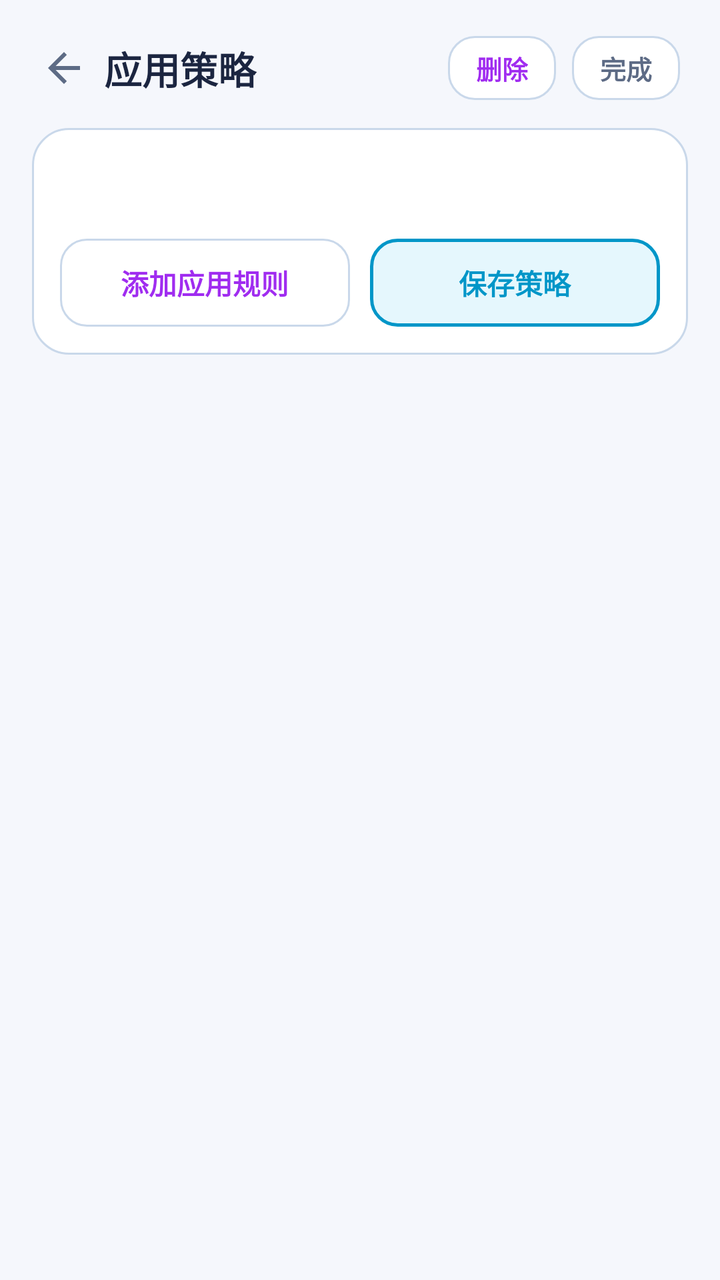
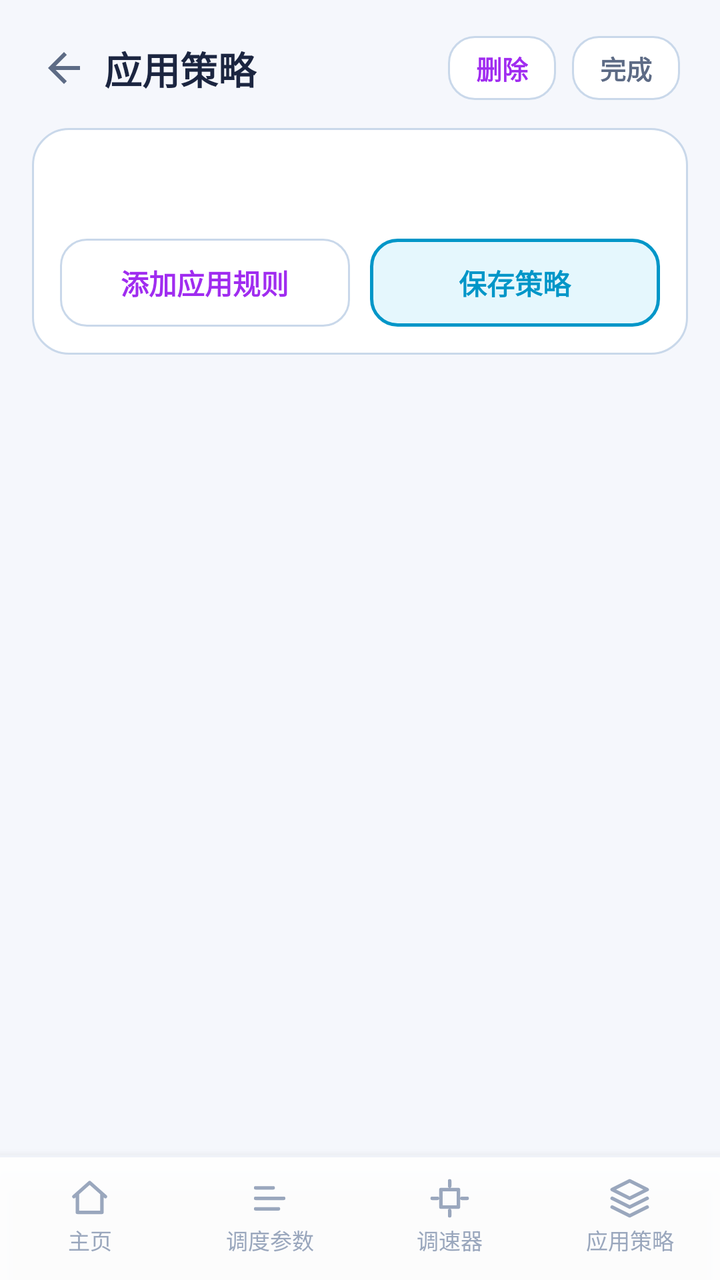

Before-and-after screenshots of an Android layout around one commit, followed by the original layout XML and the change that was made.
<!-- AndroidManifest.xml: application theme AppTheme -->
<!-- res/layout/activity_mode.xml -->
<?xml version="1.0" encoding="utf-8"?>
<LinearLayout xmlns:android="http://schemas.android.com/apk/res/android"
    android:layout_width="match_parent"
    android:layout_height="match_parent"
    android:orientation="vertical">

    
    <LinearLayout
        android:layout_width="match_parent"
        android:layout_height="wrap_content"
        android:orientation="horizontal"
        android:gravity="center_vertical"
        android:paddingStart="12dp"
        android:paddingEnd="20dp"
        android:paddingTop="14dp"
        android:paddingBottom="10dp">

        <ImageView
            android:id="@+id/btnBack"
            android:layout_width="40dp"
            android:layout_height="40dp"
            android:padding="8dp"
            android:src="@drawable/ic_back"
            android:background="?android:attr/selectableItemBackgroundBorderless"
            android:contentDescription="返回" />

        <TextView
            android:layout_width="0dp"
            android:layout_height="wrap_content"
            android:layout_weight="1"
            android:text="应用策略"
            android:textColor="@color/textPrimary"
            android:textSize="19sp"
            android:textStyle="bold" />

        <TextView
            android:id="@+id/btnDeleteMode"
            android:layout_width="wrap_content"
            android:layout_height="32dp"
            android:gravity="center"
            android:paddingStart="14dp"
            android:paddingEnd="14dp"
            android:background="@drawable/bg_tab"
            android:text="删除"
            android:textColor="@color/magenta"
            android:textSize="13sp"
            android:textStyle="bold" />

        <View
            android:layout_width="8dp"
            android:layout_height="1dp" />

        <TextView
            android:id="@+id/btnDoneMode"
            android:layout_width="wrap_content"
            android:layout_height="32dp"
            android:gravity="center"
            android:paddingStart="14dp"
            android:paddingEnd="14dp"
            android:background="@drawable/bg_tab"
            android:text="完成"
            android:textColor="@color/textSecondary"
            android:textSize="13sp"
            android:textStyle="bold" />
    </LinearLayout>

    <ScrollView
        android:layout_width="match_parent"
        android:layout_height="match_parent"
        android:scrollbars="none"
        android:overScrollMode="never">

        <LinearLayout
            android:layout_width="match_parent"
            android:layout_height="wrap_content"
            android:orientation="vertical"
            android:paddingStart="16dp"
            android:paddingEnd="16dp"
            android:paddingBottom="28dp">

            
            <LinearLayout
                android:layout_width="match_parent"
                android:layout_height="wrap_content"
                android:orientation="vertical"
                android:background="@drawable/bg_card"
                android:padding="14dp">

                <TextView
                    android:id="@+id/ruleHint"
                    android:layout_width="wrap_content"
                    android:layout_height="wrap_content"
                    android:layout_marginTop="3dp"
                    android:text=""
                    android:textColor="@color/textSecondary"
                    android:textSize="12sp" />

                <LinearLayout
                    android:id="@+id/ruleBox"
                    android:layout_width="match_parent"
                    android:layout_height="wrap_content"
                    android:layout_marginTop="10dp"
                    android:orientation="vertical" />

                <LinearLayout
                    android:layout_width="match_parent"
                    android:layout_height="wrap_content"
                    android:layout_marginTop="12dp"
                    android:orientation="horizontal">

                    <TextView
                        android:id="@+id/addRuleBtn"
                        android:layout_width="0dp"
                        android:layout_height="44dp"
                        android:layout_weight="1"
                        android:gravity="center"
                        android:background="@drawable/bg_tab"
                        android:text="添加应用规则"
                        android:textColor="@color/magenta"
                        android:textSize="14sp"
                        android:textStyle="bold" />

                    <View
                        android:layout_width="10dp"
                        android:layout_height="1dp" />

                    <TextView
                        android:id="@+id/saveRuleBtn"
                        android:layout_width="0dp"
                        android:layout_height="44dp"
                        android:layout_weight="1"
                        android:gravity="center"
                        android:background="@drawable/bg_tab_sel"
                        android:text="保存策略"
                        android:textColor="@color/accent"
                        android:textSize="14sp"
                        android:textStyle="bold" />
                </LinearLayout>
            </LinearLayout>
        </LinearLayout>
    </ScrollView>
</LinearLayout>
<!-- resources referenced by this layout -->
<resources>
  <color name="accent">#0096C8</color>
  <color name="magenta">#A02CF0</color>
  <color name="textPrimary">#1B2540</color>
  <color name="textSecondary">#5D6B85</color>
  <!-- drawable bg_card (drawable) -->
  <?xml version="1.0" encoding="utf-8"?>
  <shape xmlns:android="http://schemas.android.com/apk/res/android">
      <solid android:color="@color/bgCard" />
      <corners android:radius="18dp" />
      <stroke android:width="1dp" android:color="@color/bgCardStroke" />
  </shape>
  <!-- drawable bg_tab (drawable) -->
  <?xml version="1.0" encoding="utf-8"?>
  <shape xmlns:android="http://schemas.android.com/apk/res/android">
      <solid android:color="@color/bgCard" />
      <corners android:radius="13dp" />
      <stroke android:width="1dp" android:color="@color/bgCardStroke" />
  </shape>
  <!-- drawable bg_tab_sel (drawable) -->
  <?xml version="1.0" encoding="utf-8"?>
  <shape xmlns:android="http://schemas.android.com/apk/res/android">
      <solid android:color="@color/accentSoft" />
      <corners android:radius="13dp" />
      <stroke android:width="1.5dp" android:color="@color/accent" />
  </shape>
  <!-- drawable ic_back (drawable) -->
  <?xml version="1.0" encoding="utf-8"?>
  <vector xmlns:android="http://schemas.android.com/apk/res/android"
      android:width="24dp" android:height="24dp"
      android:viewportWidth="24" android:viewportHeight="24">
      <path android:fillColor="#5D6B85"
          android:pathData="M20,11H7.83l5.59,-5.59L12,4l-8,8 8,8 1.41,-1.41L7.83,13H20v-2z" />
  </vector>
  <color name="bgCard">#FFFFFF</color>
  <color name="bgCardStroke">#C9D8EA</color>
  <color name="accentSoft">#E5F7FD</color>
  <color name="bg">#F5F7FC</color>
  <color name="textDim">#9AA7BD</color>
  <!-- unchanged entries left out for length: 1 -->
</resources>

<!-- the commit's change to res/layout/activity_mode.xml (unified diff, before → after) -->
@@ -66,7 +66,8 @@
 
     <ScrollView
         android:layout_width="match_parent"
-        android:layout_height="match_parent"
+        android:layout_height="0dp"
+        android:layout_weight="1"
         android:scrollbars="none"
         android:overScrollMode="never">
 
@@ -139,4 +140,150 @@
             </LinearLayout>
         </LinearLayout>
     </ScrollView>
+
+    
+    <include layout="@layout/view_bottom_nav" />
 </LinearLayout>
+<!-- res/layout/view_bottom_nav.xml (included above) -->
+<?xml version="1.0" encoding="utf-8"?>
+<LinearLayout xmlns:android="http://schemas.android.com/apk/res/android"
+    android:id="@+id/bottomNav"
+    android:layout_width="match_parent"
+    android:layout_height="wrap_content"
+    android:orientation="vertical"
+    android:background="#F2FFFFFF"
+    android:elevation="8dp">
+
+    <View
+        android:layout_width="match_parent"
+        android:layout_height="1dp"
+        android:background="@color/divider" />
+
+    <LinearLayout
+        android:layout_width="match_parent"
+        android:layout_height="wrap_content"
+        android:orientation="horizontal"
+        android:paddingTop="8dp"
+        android:paddingBottom="10dp">
+
+        
+        <LinearLayout
+            android:id="@+id/navHome"
+            android:layout_width="0dp"
+            android:layout_height="wrap_content"
+            android:layout_weight="1"
+            android:orientation="vertical"
+            android:gravity="center"
+            android:clickable="true"
+            android:focusable="true"
+            android:paddingTop="2dp"
+            android:paddingBottom="2dp">
+
+            <ImageView
+                android:id="@+id/navHomeIcon"
+                android:layout_width="21dp"
+                android:layout_height="21dp"
+                android:src="@drawable/ic_nav_home"
+                android:contentDescription="主页" />
+
+            <TextView
+                android:id="@+id/navHomeText"
+                android:layout_width="wrap_content"
+                android:layout_height="wrap_content"
+                android:layout_marginTop="2dp"
+                android:text="主页"
+                android:textColor="@color/textDim"
+                android:textSize="11sp" />
+        </LinearLayout>
+
+        
+        <LinearLayout
+            android:id="@+id/navSchedule"
+            android:layout_width="0dp"
+            android:layout_height="wrap_content"
+            android:layout_weight="1"
+            android:orientation="vertical"
+            android:gravity="center"
+            android:clickable="true"
+            android:focusable="true"
+            android:paddingTop="2dp"
+            android:paddingBottom="2dp">
+
+            <ImageView
+                android:id="@+id/navScheduleIcon"
+                android:layout_width="21dp"
+                android:layout_height="21dp"
+                android:src="@drawable/ic_nav_schedule"
+                android:contentDescription="调度参数" />
+
+            <TextView
+                android:id="@+id/navScheduleText"
+                android:layout_width="wrap_content"
+                android:layout_height="wrap_content"
+                android:layout_marginTop="2dp"
+                android:text="调度参数"
+                android:textColor="@color/textDim"
+                android:textSize="11sp" />
+        </LinearLayout>
+
+        
+        <LinearLayout
+            android:id="@+id/navGovernor"
+            android:layout_width="0dp"
+            android:layout_height="wrap_content"
+            android:layout_weight="1"
+            android:orientation="vertical"
+            android:gravity="center"
+            android:clickable="true"
+            android:focusable="true"
+            android:paddingTop="2dp"
+            android:paddingBottom="2dp">
+
+            <ImageView
+                android:id="@+id/navGovernorIcon"
+                android:layout_width="21dp"
+                android:layout_height="21dp"
+                android:src="@drawable/ic_nav_governor"
+                android:contentDescription="调速器" />
+
+            <TextView
+                android:id="@+id/navGovernorText"
+                android:layout_width="wrap_content"
+                android:layout_height="wrap_content"
+                android:layout_marginTop="2dp"
+                android:text="调速器"
+                android:textColor="@color/textDim"
+                android:textSize="11sp" />
+        </LinearLayout>
+
+        
+        <LinearLayout
+            android:id="@+id/navMode"
+            android:layout_width="0dp"
+            android:layout_height="wrap_content"
+            android:layout_weight="1"
+            android:orientation="vertical"
+            android:gravity="center"
+            android:clickable="true"
+            android:focusable="true"
+            android:paddingTop="2dp"
+            android:paddingBottom="2dp">
+
+            <ImageView
+                android:id="@+id/navModeIcon"
+                android:layout_width="21dp"
+                android:layout_height="21dp"
+                android:src="@drawable/ic_nav_mode"
+                android:contentDescription="应用策略" />
+
+            <TextView
+                android:id="@+id/navModeText"
+                android:layout_width="wrap_content"
+                android:layout_height="wrap_content"
+                android:layout_marginTop="2dp"
+                android:text="应用策略"
+                android:textColor="@color/textDim"
+                android:textSize="11sp" />
+        </LinearLayout>
+    </LinearLayout>
+</LinearLayout>
<!-- resource entries referenced after the edit -->
@@ -1,6 +1,7 @@
 <!-- resources referenced by this layout -->
 <resources>
   <color name="accent">#0096C8</color>
+  <color name="divider">#EFF2F8</color>
   <color name="magenta">#A02CF0</color>
   <color name="textPrimary">#1B2540</color>
   <color name="textSecondary">#5D6B85</color>
@@ -33,6 +34,54 @@
       <path android:fillColor="#5D6B85"
           android:pathData="M20,11H7.83l5.59,-5.59L12,4l-8,8 8,8 1.41,-1.41L7.83,13H20v-2z" />
   </vector>
+  <!-- drawable ic_nav_governor (drawable) -->
+  <?xml version="1.0" encoding="utf-8"?>
+  <vector xmlns:android="http://schemas.android.com/apk/res/android"
+      android:width="21dp" android:height="21dp"
+      android:viewportWidth="24" android:viewportHeight="24">
+      <path android:fillColor="#00000000"
+          android:strokeColor="#9AA7BD"
+          android:strokeWidth="2"
+          android:strokeLineCap="round"
+          android:strokeLineJoin="round"
+          android:pathData="M7,7 L17,7 L17,17 L7,17 Z M12,2 L12,5 M12,19 L12,22 M2,12 L5,12 M19,12 L22,12" />
+  </vector>
+  <!-- drawable ic_nav_home (drawable) -->
+  <?xml version="1.0" encoding="utf-8"?>
+  <vector xmlns:android="http://schemas.android.com/apk/res/android"
+      android:width="21dp" android:height="21dp"
+      android:viewportWidth="24" android:viewportHeight="24">
+      <path android:fillColor="#00000000"
+          android:strokeColor="#9AA7BD"
+          android:strokeWidth="2"
+          android:strokeLineCap="round"
+          android:strokeLineJoin="round"
+          android:pathData="M3,11 L12,3 L21,11 M5,10 L5,20 L19,20 L19,10" />
+  </vector>
+  <!-- drawable ic_nav_mode (drawable) -->
+  <?xml version="1.0" encoding="utf-8"?>
+  <vector xmlns:android="http://schemas.android.com/apk/res/android"
+      android:width="21dp" android:height="21dp"
+      android:viewportWidth="24" android:viewportHeight="24">
+      <path android:fillColor="#00000000"
+          android:strokeColor="#9AA7BD"
+          android:strokeWidth="2"
+          android:strokeLineCap="round"
+          android:strokeLineJoin="round"
+          android:pathData="M12,2 L2,7 L12,12 L22,7 Z M2,17 L12,22 L22,17 M2,12 L12,17 L22,12" />
+  </vector>
+  <!-- drawable ic_nav_schedule (drawable) -->
+  <?xml version="1.0" encoding="utf-8"?>
+  <vector xmlns:android="http://schemas.android.com/apk/res/android"
+      android:width="21dp" android:height="21dp"
+      android:viewportWidth="24" android:viewportHeight="24">
+      <path android:fillColor="#00000000"
+          android:strokeColor="#9AA7BD"
+          android:strokeWidth="2"
+          android:strokeLineCap="round"
+          android:strokeLineJoin="round"
+          android:pathData="M4,6 L14,6 M4,12 L20,12 M4,18 L17,18" />
+  </vector>
   <color name="bgCard">#FFFFFF</color>
   <color name="bgCardStroke">#C9D8EA</color>
   <color name="accentSoft">#E5F7FD</color>
